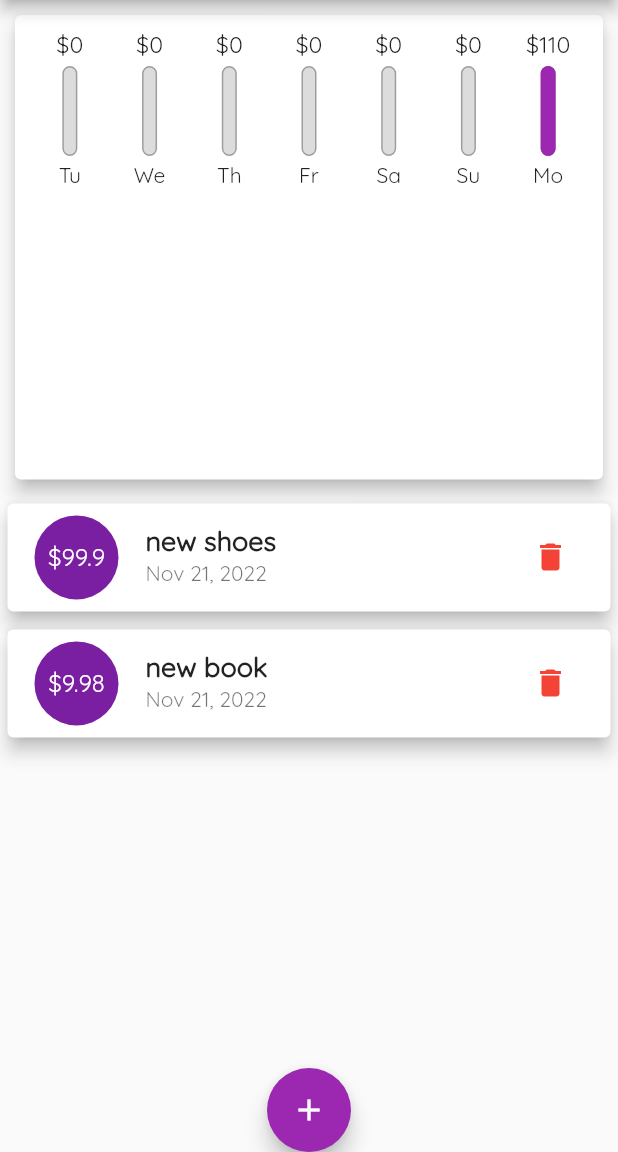
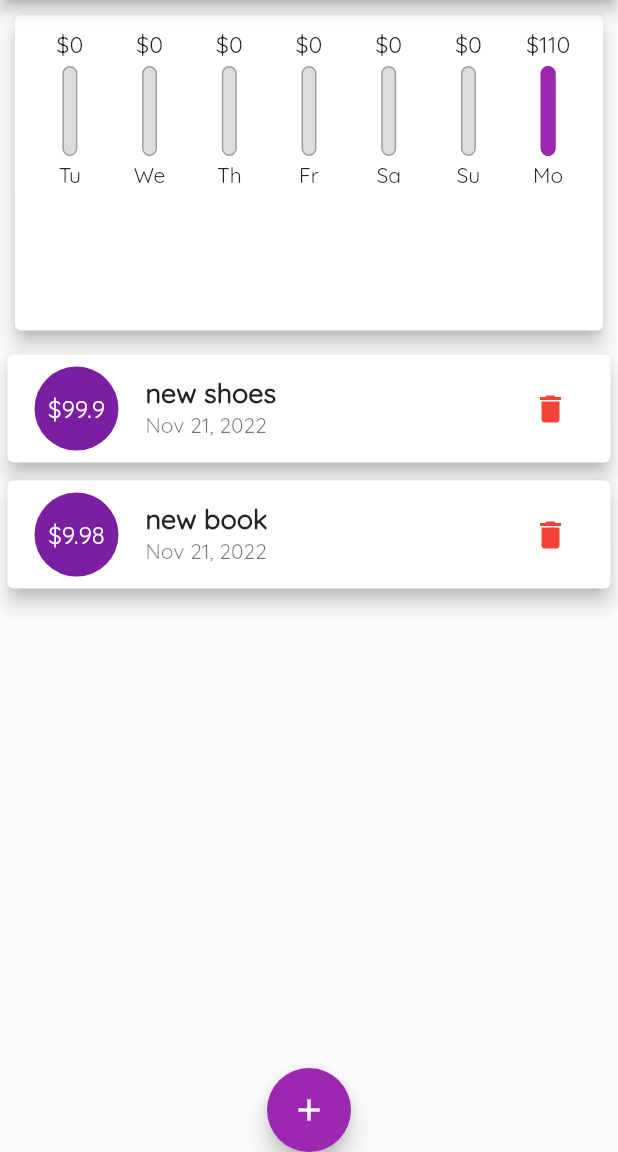
Before and after one commit to Nasim-Alizai/flutter_expense_palnner, a Flutter app: the screen it shows after launch, on a phone screen of 412 x 824 dp, the part 84-1236 px from its top. Run offline on Flutter 3.47's test engine with Material 2 defaults, Android fonts, the phone set to English and light mode, and no system bars; Roboto replaces fonts that are missing (OpenSans).

Commit message:
responsive

```diff
--- a/lib/home_page.dart
+++ b/lib/home_page.dart
@@ -74,8 +74,7 @@ class _MyHomePageState extends State<MyHomePage> {
 
   @override
   Widget build(BuildContext context) {
-    return Scaffold(
-      appBar: AppBar(
+    final appBar = AppBar(
       backgroundColor: Theme.of(context).primaryColor,
       title: const Text('Expense Planner'),
       actions: [
@@ -85,13 +84,28 @@ class _MyHomePageState extends State<MyHomePage> {
           onPressed: () => _startAddNewTransaction(context),
         ),
       ],
-      ),
+    );
+
+    return Scaffold(
+      appBar: appBar,
       body: SingleChildScrollView(
         child: Column(
           // mainAxisAlignment: MainAxisAlignment.spaceAround,
           children: <Widget>[
-            Chart(_recentTrans),
-            TransactionList(_userTransactions, _deleteTrans),
+            Container(
+              height: (MediaQuery.of(context).size.height -
+                      appBar.preferredSize.height -
+                      MediaQuery.of(context).padding.top) *
+                  0.3,
+              child: Chart(_recentTrans),
+            ),
+            Container(
+              height: (MediaQuery.of(context).size.height -
+                      appBar.preferredSize.height -
+                      MediaQuery.of(context).padding.top) *
+                  0.7,
+              child: TransactionList(_userTransactions, _deleteTrans),
+            ),
           ],
         ),
       ),
--- a/lib/widgets/Transaction_list.dart
+++ b/lib/widgets/Transaction_list.dart
@@ -11,9 +11,7 @@ class TransactionList extends StatelessWidget {
 
   @override
   Widget build(BuildContext context) {
-    return Container(
-        height: MediaQuery.of(context).size.height * 0.6,
-        child: userTransactions.isEmpty
+    return userTransactions.isEmpty
         ? Column(
             children: [
               Text("No transactions added yet !"),
@@ -40,8 +38,7 @@ class TransactionList extends StatelessWidget {
                     child: Padding(
                       padding: EdgeInsets.all(6),
                       child: FittedBox(
-                              child:
-                                  Text('\$${userTransactions[index].amount}')),
+                          child: Text('\$${userTransactions[index].amount}')),
                     ),
                   ),
                   title: Text(
@@ -57,13 +54,12 @@ class TransactionList extends StatelessWidget {
                   trailing: IconButton(
                     icon: Icon(Icons.delete),
                     color: Colors.red,
-                        onPressed: () =>
-                            deteleTrans(userTransactions[index].id),
+                    onPressed: () => deteleTrans(userTransactions[index].id),
                   ),
                 ),
               );
             },
             itemCount: userTransactions.length,
-              ));
+          );
   }
 }
--- a/lib/widgets/chart.dart
+++ b/lib/widgets/chart.dart
@@ -37,9 +37,7 @@ class Chart extends StatelessWidget {
 
   @override
   Widget build(BuildContext context) {
-    return Container(
-      height: MediaQuery.of(context).size.height * 0.4,
-      child: Card(
+    return Card(
       elevation: 5,
       margin: EdgeInsets.all(10),
       child: Container(
@@ -60,7 +58,6 @@ class Chart extends StatelessWidget {
           }).toList(),
         ),
       ),
-      ),
     );
   }
 }
```
Lines whose indentation alone changed are shown as unchanged.
